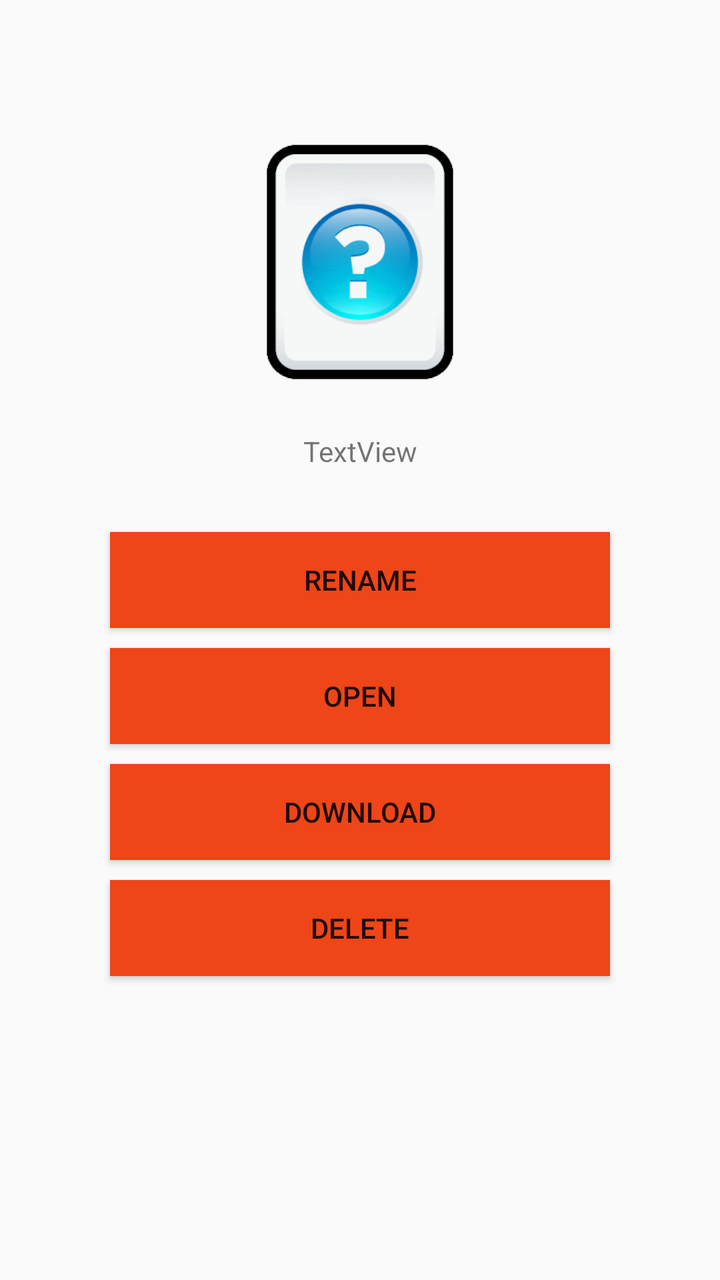
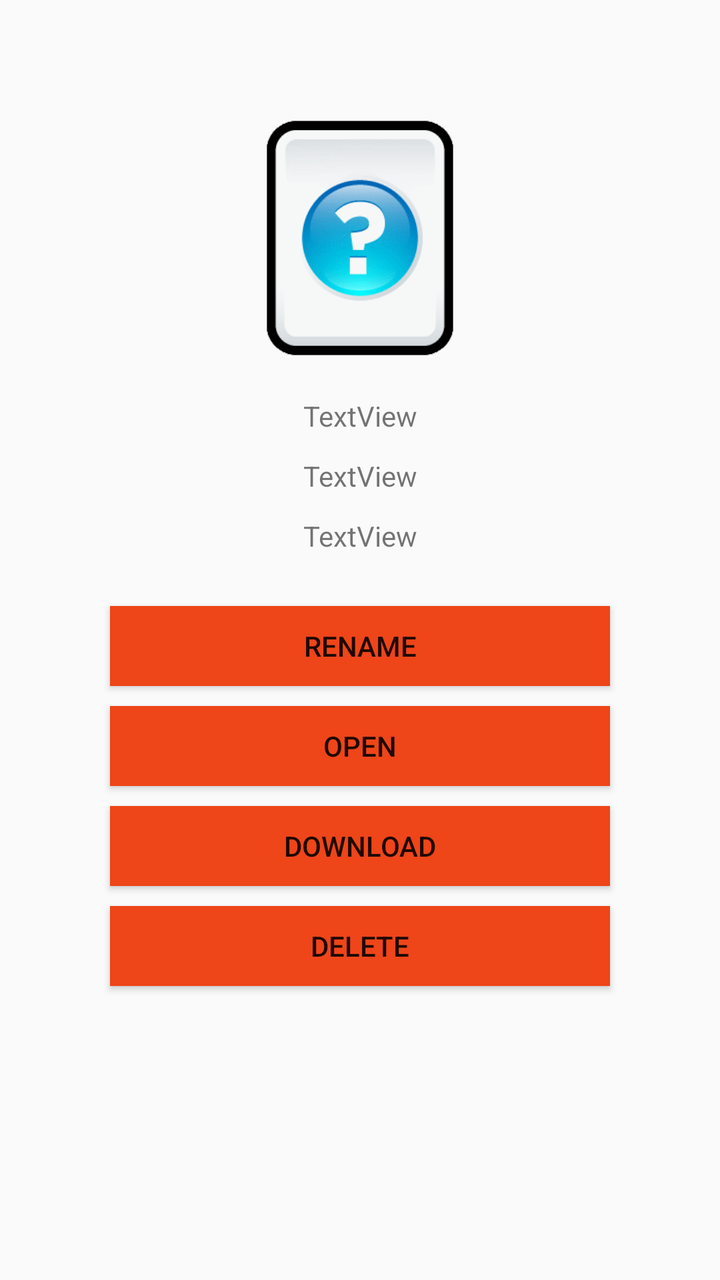

Compare the two renders of this Android layout. The source of the first and the diff that turns it into the second are given below.
<!-- AndroidManifest.xml: application theme AppTheme -->
<!-- res/layout/activity_detail_view.xml -->
<?xml version="1.0" encoding="utf-8"?>
<LinearLayout xmlns:android="http://schemas.android.com/apk/res/android"
    xmlns:app="http://schemas.android.com/apk/res-auto"
    xmlns:tools="http://schemas.android.com/tools"
    android:layout_width="match_parent"
    android:layout_height="match_parent"
    android:orientation="vertical"
    tools:context=".DetailViewActivity">

    <ImageView
        android:id="@+id/ivDetailFiletype"
        android:layout_width="match_parent"
        android:layout_height="118dp"
        android:layout_marginTop="72dp"
        app:layout_constraintEnd_toEndOf="parent"
        app:layout_constraintStart_toStartOf="parent"
        app:layout_constraintTop_toTopOf="parent"
        app:srcCompat="@drawable/unknown" />

    <TextView
        android:id="@+id/tvFileName"
        android:layout_width="match_parent"
        android:layout_height="61dp"
        android:layout_marginTop="5dp"
        android:layout_marginBottom="5dp"
        android:gravity="center_horizontal|center_vertical"
        android:text="TextView" />

    <Button
        android:id="@+id/btRename"
        android:layout_width="250dp"
        android:layout_height="wrap_content"
        android:layout_gravity="center_horizontal"
        android:layout_margin="5dp"
        android:background="@color/colorPrimaryDark"
        android:text="Rename" />

    <Button
        android:id="@+id/btOpen"
        android:layout_width="250dp"
        android:layout_height="wrap_content"
        android:layout_gravity="center_horizontal"
        android:layout_margin="5dp"
        android:background="@color/colorPrimaryDark"
        android:text="Open" />

    <Button
        android:id="@+id/btDownload"
        android:layout_width="250dp"
        android:layout_height="wrap_content"
        android:layout_gravity="center_horizontal"
        android:layout_margin="5dp"
        android:background="@color/colorPrimaryDark"
        android:text="download" />

    <Button
        android:id="@+id/btDelete"
        android:layout_width="250dp"
        android:layout_height="wrap_content"
        android:layout_gravity="center_horizontal"
        android:background="@color/colorPrimaryDark"
        android:layout_margin="5dp"
        android:text="Delete" />

    <ProgressBar
        android:id="@+id/progress_bar"
        style="@style/Base.Widget.AppCompat.ProgressBar"
        android:layout_width="match_parent"
        android:layout_height="wrap_content"
        android:layout_gravity="center"
        android:indeterminate="true"
        android:visibility="gone" />

</LinearLayout>
<!-- resources referenced by this layout -->
<resources>
  <color name="colorPrimaryDark">#EE4519</color>
  <!-- drawable unknown: png bitmap (drawable, 10240 bytes) -->
  <style name="AppTheme" parent="Theme.AppCompat.Light.NoActionBar">
          
          <item name="colorPrimary">@color/colorPrimary</item>
          <item name="colorPrimaryDark">@color/colorPrimaryDark</item>
          <item name="colorAccent">@color/colorAccent</item>
      </style>
  <color name="colorPrimary">#FFFFFF</color>
  <color name="colorAccent">#4E0013</color>
</resources>

<!-- the commit's change to res/layout/activity_detail_view.xml (unified diff, before → after) -->
@@ -11,7 +11,7 @@
         android:id="@+id/ivDetailFiletype"
         android:layout_width="match_parent"
         android:layout_height="118dp"
-        android:layout_marginTop="72dp"
+        android:layout_marginTop="60dp"
         app:layout_constraintEnd_toEndOf="parent"
         app:layout_constraintStart_toStartOf="parent"
         app:layout_constraintTop_toTopOf="parent"
@@ -20,16 +20,34 @@
     <TextView
         android:id="@+id/tvFileName"
         android:layout_width="match_parent"
-        android:layout_height="61dp"
-        android:layout_marginTop="5dp"
-        android:layout_marginBottom="5dp"
+        android:layout_height="30dp"
+        android:layout_marginTop="15dp"
+        android:layout_marginBottom="0dp"
+        android:gravity="center_horizontal|center_vertical"
+        android:text="TextView" />
+
+    <TextView
+        android:id="@+id/tvFileExt"
+        android:layout_width="match_parent"
+        android:layout_height="30dp"
+        android:layout_marginTop="0dp"
+        android:layout_marginBottom="0dp"
+        android:gravity="center_horizontal|center_vertical"
+        android:text="TextView" />
+
+    <TextView
+        android:id="@+id/tvLastModified"
+        android:layout_width="match_parent"
+        android:layout_height="30dp"
+        android:layout_marginTop="0dp"
+        android:layout_marginBottom="15dp"
         android:gravity="center_horizontal|center_vertical"
         android:text="TextView" />
 
     <Button
         android:id="@+id/btRename"
         android:layout_width="250dp"
-        android:layout_height="wrap_content"
+        android:layout_height="40dp"
         android:layout_gravity="center_horizontal"
         android:layout_margin="5dp"
         android:background="@color/colorPrimaryDark"
@@ -38,7 +56,7 @@
     <Button
         android:id="@+id/btOpen"
         android:layout_width="250dp"
-        android:layout_height="wrap_content"
+        android:layout_height="40dp"
         android:layout_gravity="center_horizontal"
         android:layout_margin="5dp"
         android:background="@color/colorPrimaryDark"
@@ -47,7 +65,7 @@
     <Button
         android:id="@+id/btDownload"
         android:layout_width="250dp"
-        android:layout_height="wrap_content"
+        android:layout_height="40dp"
         android:layout_gravity="center_horizontal"
         android:layout_margin="5dp"
         android:background="@color/colorPrimaryDark"
@@ -56,7 +74,7 @@
     <Button
         android:id="@+id/btDelete"
         android:layout_width="250dp"
-        android:layout_height="wrap_content"
+        android:layout_height="40dp"
         android:layout_gravity="center_horizontal"
         android:background="@color/colorPrimaryDark"
         android:layout_margin="5dp"
